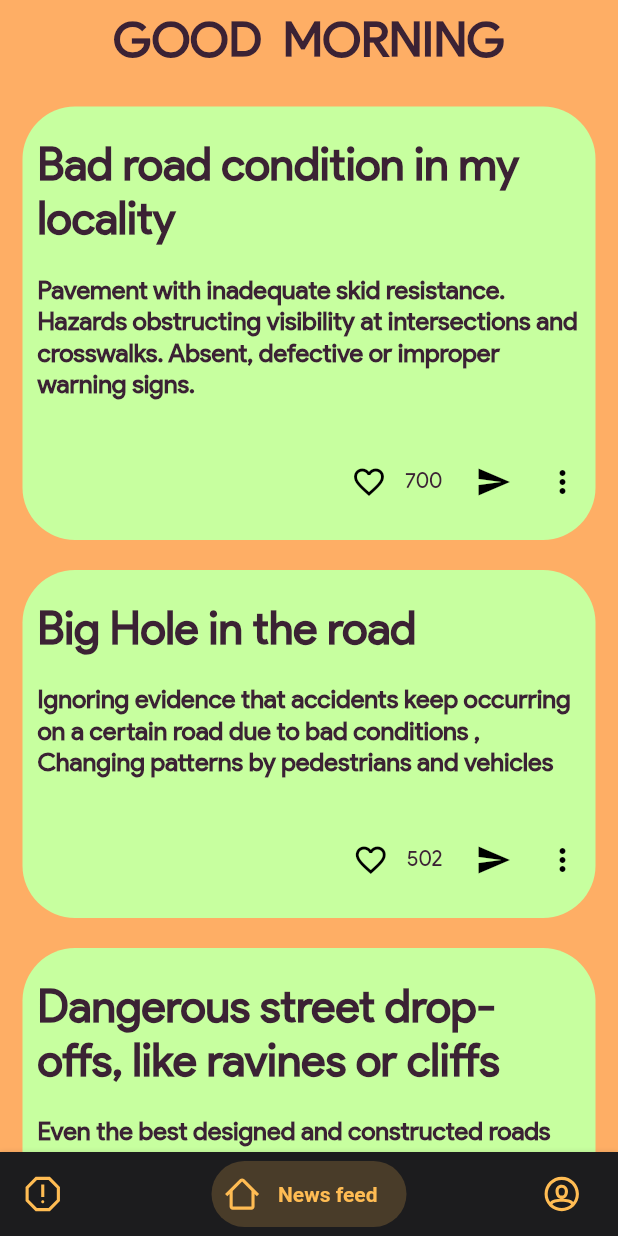
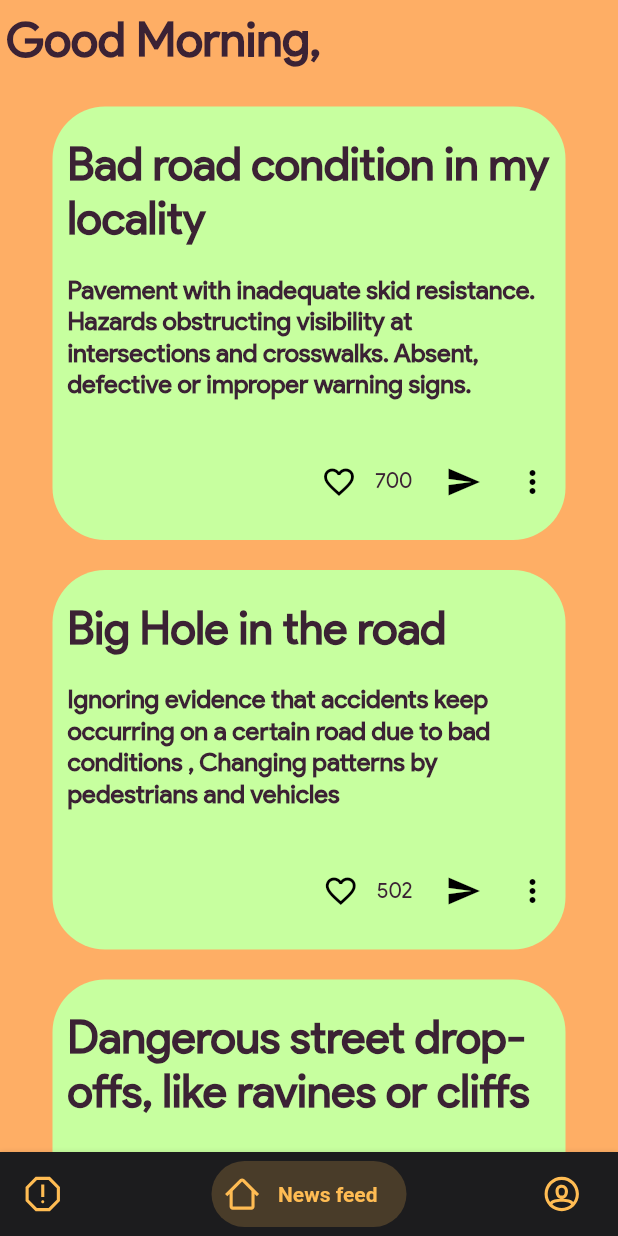
Before and after one commit to We-Equals-Awesome/Corporators_Frontend, a Flutter app: the screen it shows after launch, on a phone screen of 412 x 824 dp. Run offline on Flutter 3.47's test engine with Material 2 defaults, Android fonts, the phone set to English and light mode, and no system bars; drawn by our look-alikes of bottom_navy_bar; our stand-ins replace flutter_svg, share.

Commit message:
added color,comment,font

```diff
--- a/lib/UI/HomeFeed.dart
+++ b/lib/UI/HomeFeed.dart
@@ -32,19 +32,19 @@ class HomeFeed extends StatelessWidget {
                 (() {
                   if (time(TimeOfDay(hour: 12, minute: 00)) >
                       time(TimeOfDay.now())) {
-                    return "GOOD  MORNING";
+                    return "Good Morning,";
                   } else if (time(TimeOfDay(hour: 16, minute: 00)) >
                       time(TimeOfDay.now())) {
-                    return "GOOD  AFTERNOON";
+                    return "Good Afternoon,";
                   } else if (time(TimeOfDay(hour: 23, minute: 59)) >
                       time(TimeOfDay.now())) {
-                    return "GOOD  EVENING";
+                    return "Good Evening,";
                   } else {
-                    return "GOOD  NIGHT";
+                    return "GOOD  NIGHT,";
                   }
                 }()),
                 style: headline1,
-              textAlign: TextAlign.center,
+              textAlign: TextAlign.start,
               ),
             ),
             Container(
@@ -53,7 +53,7 @@ class HomeFeed extends StatelessWidget {
               //as there should we styling in which news is displayed so all the styling is described in the FeedView() function
               //and we call FeedView Function here
 
-              padding:  EdgeInsets.fromLTRB(5, 10, 5, 10),
+              padding:  EdgeInsets.fromLTRB(25, 10, 25, 10),
               child: FeedsView(),
             ),
           ],
--- a/lib/UI/readFeeds.dart
+++ b/lib/UI/readFeeds.dart
@@ -44,12 +44,12 @@ class _ReadFeedsState extends State<ReadFeeds> {
                     onTap: () => Navigator.pop(context),
                   ),
                   Spacer(),
-                  CircleButton(
-                    //share button
-                    icon: Icons.share_outlined,
-                    // sharing the title of the news and the subtitle of the news
-                    onTap: ()=> Share.share ('TITLE -----------${"\n"}${widget.news.title}${"\n\n\n"}INFO -----------${"\n"}${widget.news.subtitle}'),
-                  ),
+                  // CircleButton(
+                  //   //share button
+                  //   icon: Icons.share_outlined,
+                  //   // sharing the title of the news and the subtitle of the news
+                  //   onTap: ()=> Share.share ('TITLE -----------${"\n"}${widget.news.title}${"\n\n\n"}INFO -----------${"\n"}${widget.news.subtitle}'),
+                  // ),
                 ],
               ),
 
@@ -213,7 +213,7 @@ class CircleButton extends StatelessWidget {
 
         ),
         child: Card(
-          elevation: 2,
+          elevation: 0,
           color: background,
           shape: RoundedRectangleBorder(
             borderRadius: BorderRadius.circular(25.0),
```
